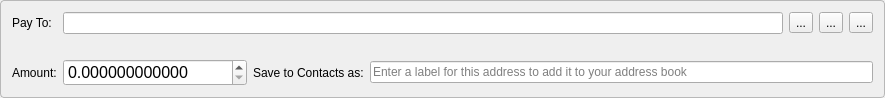
The window that src/gui/ui/transferframe.ui (discretecoin/discrete-wallet) describes before a commit, drawn with Qt 5.
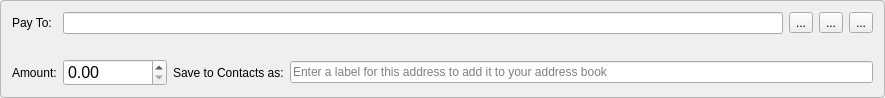
The same window after the commit. Icons and pictures are not drawn.

The edit to the form file:
```diff
--- a/src/gui/ui/transferframe.ui
+++ b/src/gui/ui/transferframe.ui
@@ -120,10 +120,10 @@
       <string notr="true"/>
      </property>
      <property name="decimals">
-      <number>12</number>
+      <number>2</number>
      </property>
      <property name="maximum">
-      <double>9999999.999998999759555</double>
+      <double>9999999.990000000000000</double>
      </property>
     </widget>
    </item>
```
